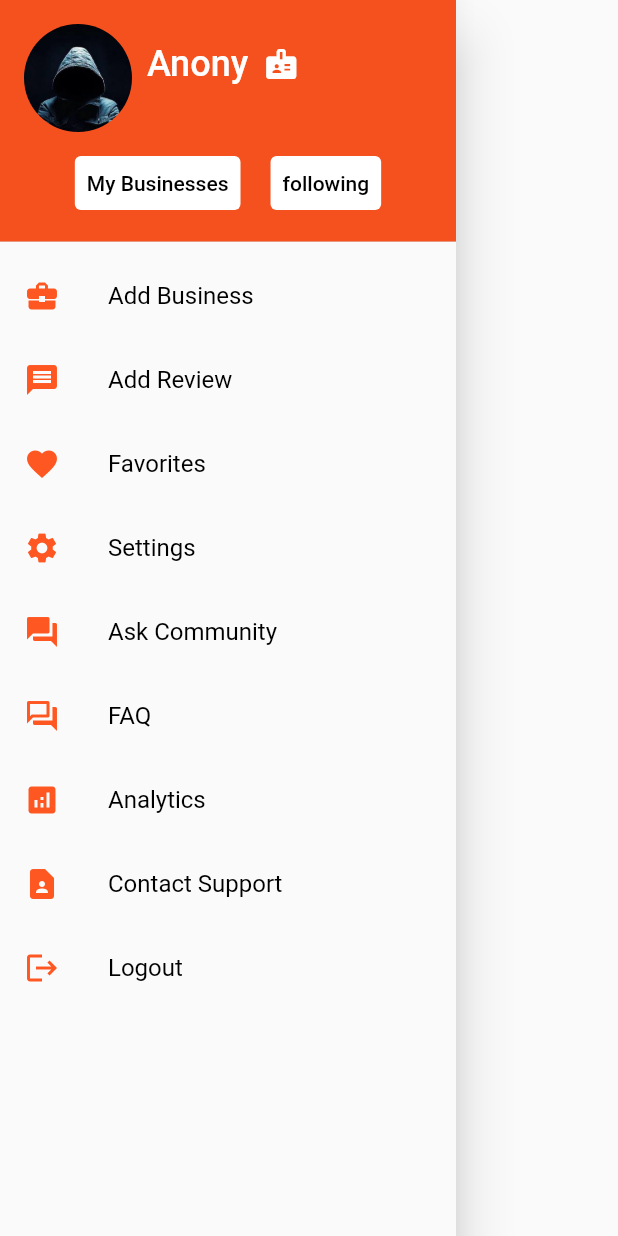
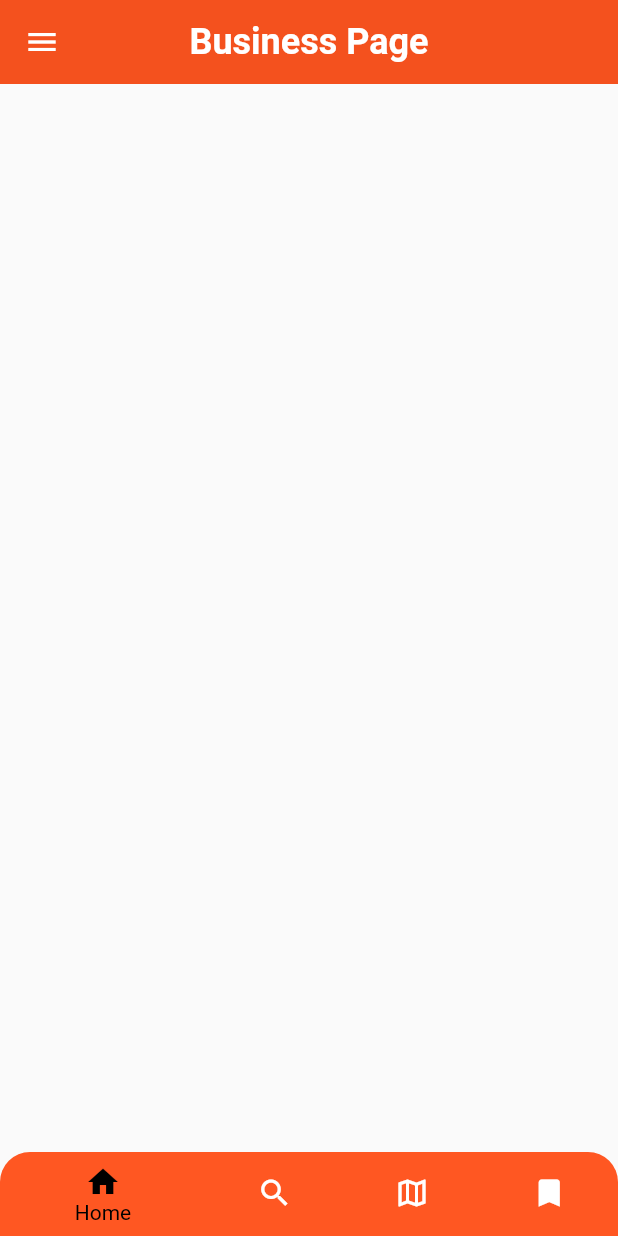
Before and after one commit to anonybif/project_bind, a Flutter app: the NaviagtionDrawerWidget widget shown alone on an empty page, opened directly, after a tap on "My Businesses", on a phone screen of 412 x 824 dp. Run offline on Flutter 3.47's test engine with Material 2 defaults, Android fonts, the phone set to English and light mode, and no system bars; our stand-ins replace cloud_firestore, firebase_auth, firebase_core; missing offline and left inert: time_interval_picker; accounts and stored records are empty.

Commit message:
added business_page and business files,added business add and fetch with firestore

```diff
--- a/lib/reusable_widgets/navigation_drawer_widget.dart
+++ b/lib/reusable_widgets/navigation_drawer_widget.dart
@@ -3,6 +3,7 @@ import 'package:flutter/material.dart';
 import 'package:project_bind/screens/add_business.dart';
 import 'package:project_bind/screens/authenticate/sign_in.dart';
 import 'package:project_bind/screens/authenticate/sign_up.dart';
+import 'package:project_bind/screens/business_page.dart';
 
 class NaviagtionDrawerWidget extends StatelessWidget {
   const NaviagtionDrawerWidget({Key? key}) : super(key: key);
@@ -22,7 +23,7 @@ class NaviagtionDrawerWidget extends StatelessWidget {
                   stream: FirebaseAuth.instance.authStateChanges(),
                   builder: (context, snapshot) {
                     if (snapshot.hasData) {
-                      return userInfo();
+                      return userInfo(context);
                     } else {
                       return placholderInfo(context);
                     }
@@ -112,7 +113,7 @@ class NaviagtionDrawerWidget extends StatelessWidget {
   }
 }
 
-Column userInfo() {
+Column userInfo(BuildContext context) {
   return Column(
     children: [
       Row(
@@ -170,7 +171,12 @@ Column userInfo() {
         mainAxisAlignment: MainAxisAlignment.center,
         children: [
           TextButton(
-            onPressed: () {},
+            onPressed: () {
+              Navigator.push(
+                  context,
+                  MaterialPageRoute(
+                      builder: (context) => const BusinessPage()));
+            },
             child: const Text(
               "My Businesses",
               style: TextStyle(color: Colors.black),
@@ -224,7 +230,7 @@ Column placholderInfo(BuildContext context) {
           ),
         ],
       ),
-      SizedBox(
+      const SizedBox(
         height: 15,
       ),
       Row(
--- /dev/null
+++ b/lib/screens/business_page.dart
@@ -0,0 +1,96 @@
+import 'package:firebase_core/firebase_core.dart';
+import 'package:project_bind/firebase_options.dart';
+import 'package:firebase_auth/firebase_auth.dart';
+import 'package:cloud_firestore/cloud_firestore.dart';
+import 'package:flutter/material.dart';
+import 'package:project_bind/reusable_widgets/bottom_appbar_widget.dart';
+import 'package:project_bind/reusable_widgets/navigation_drawer_widget.dart';
+import 'package:project_bind/reusable_widgets/user.dart';
+
+class BusinessPage extends StatefulWidget {
+  const BusinessPage({Key? key}) : super(key: key);
+
+  @override
+  State<BusinessPage> createState() => _BusinessPageState();
+}
+
+class _BusinessPageState extends State<BusinessPage> {
+  final Stream<QuerySnapshot> business =
+      FirebaseFirestore.instance.collection('business').snapshots();
+
+  @override
+  Widget build(BuildContext context) {
+    return Scaffold(
+      appBar: AppBar(
+        backgroundColor: Colors.deepOrange[600],
+        elevation: 0,
+        title: const Text(
+          "Business Page",
+          style: TextStyle(fontSize: 24, fontWeight: FontWeight.bold),
+        ),
+        centerTitle: true,
+      ),
+      drawer: const NaviagtionDrawerWidget(),
+      body: SingleChildScrollView(
+        padding: const EdgeInsets.all(5),
+        child: Column(crossAxisAlignment: CrossAxisAlignment.start, children: [
+          Container(
+            height: 300,
+            padding: const EdgeInsets.symmetric(vertical: 5, horizontal: 15),
+            child: StreamBuilder<QuerySnapshot>(
+              stream: business,
+              builder: (BuildContext context,
+                  AsyncSnapshot<QuerySnapshot> snapshot) {
+                if (FirebaseAuth.instance.currentUser != null) {
+                  if (snapshot.hasError) {
+                    return const Text('smtn went wrong');
+                  }
+                  if (snapshot.connectionState == ConnectionState.waiting) {
+                    return const CircularProgressIndicator();
+                  }
+
+                  final data = snapshot.requireData;
+
+                  return ListView.builder(
+                    itemCount: data.size,
+                    itemBuilder: (context, index) {
+                      return Column(
+                        mainAxisAlignment: MainAxisAlignment.start,
+                        children: [
+                          Text(
+                              'Business Name:${data.docs[index]['BusinessName']}'),
+                          Text(
+                              'Business Description:${data.docs[index]['Description']}'),
+                          Text('Claimed:${data.docs[index]['Claimed']}'),
+                          Text('Email:${data.docs[index]['Email']}'),
+                          Text(
+                              'Phone Number:${data.docs[index]['PhoneNumber']}'),
+                          Text('Location:${data.docs[index]['Location']}'),
+                          Text(
+                              'Opening Time:${data.docs[index]['OpeningTime']}'),
+                          Text(
+                              'Closing Time:${data.docs[index]['ClosingTime']}'),
+                          Text(
+                              'Number Of Followers:${data.docs[index]['FollowNumber']}'),
+                          Text('Number Of Stars:${data.docs[index]['Stars']}'),
+                          Text(
+                              'Number Of Reviews:${data.docs[index]['ReviewNumber']}'),
+                          const Divider(
+                            thickness: 1,
+                          )
+                        ],
+                      );
+                    },
+                  );
+                } else {
+                  return Container();
+                }
+              },
+            ),
+          ),
+        ]),
+      ),
+      bottomNavigationBar: bottomAppbarWidget(),
+    );
+  }
+}
```
Also changed, not shown: lib/reusable_widgets/business.dart (added, +19 -0 lines), lib/reusable_widgets/reusable_widget.dart (+5 -4 lines), lib/screens/add_business.dart (+33 -12 lines), lib/screens/authenticate/sign_in.dart (+6 -5 lines), lib/screens/authenticate/sign_up.dart (+5 -3 lines).
